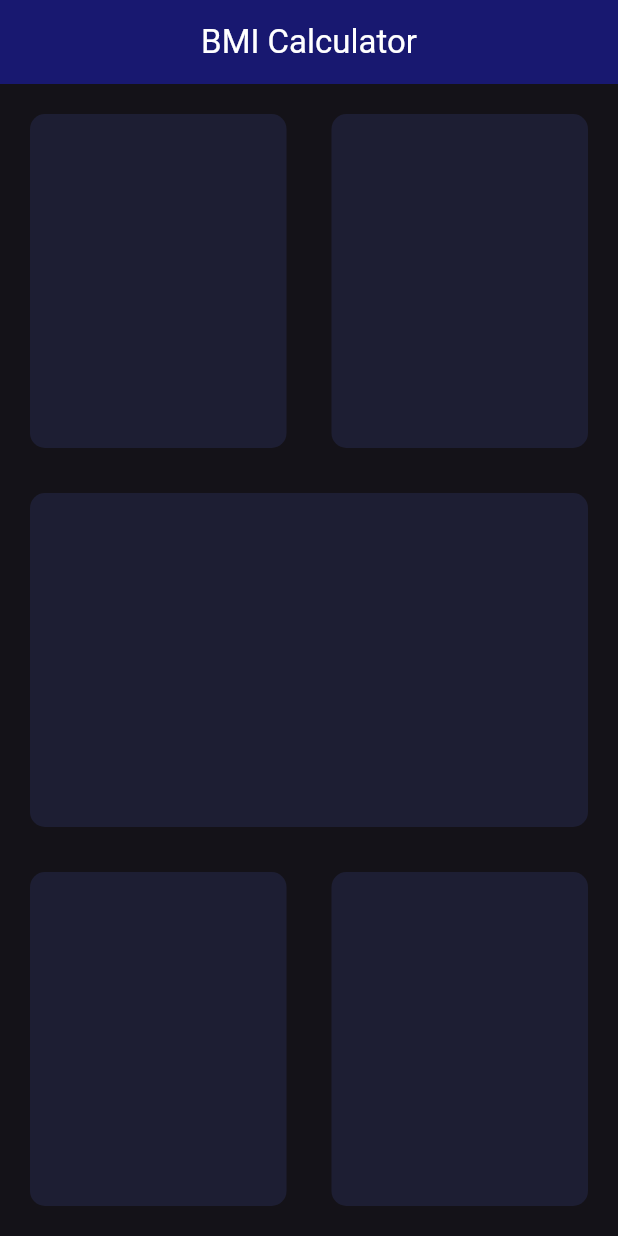
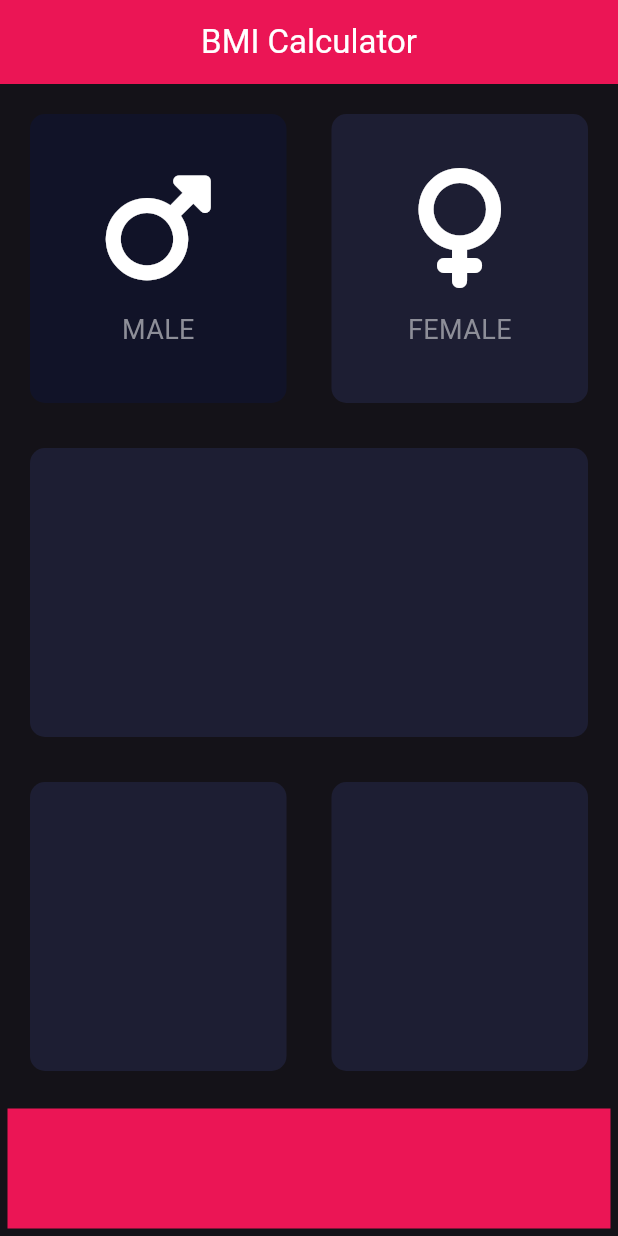
Before and after one commit to riaanjlagrange/bmi_calculater, a Flutter app: the screen it shows after launch, on a phone screen of 412 x 824 dp. Run offline on Flutter 3.47's test engine with Material 3 defaults, Android fonts, the phone set to English and light mode, and no system bars; our stand-ins replace font_awesome_flutter, google_fonts.

Commit message:
start adding functionality with a custom created gender picker widget

```diff
--- /dev/null
+++ b/lib/gender_picker.dart
@@ -0,0 +1,33 @@
+import 'package:flutter/material.dart';
+import 'package:font_awesome_flutter/font_awesome_flutter.dart';
+
+// Gender picker widget
+
+class GenderPicker extends StatelessWidget {
+  const GenderPicker({required this.gender, super.key});
+
+  final String gender;
+
+  FaIcon getGenderIcon() {
+    if (gender.toLowerCase() == "male") {
+      return FaIcon(FontAwesomeIcons.mars, size: 80);
+    }
+    return FaIcon(FontAwesomeIcons.venus, size: 80);
+  }
+
+  @override
+  Widget build(BuildContext context) {
+    return Column(
+      mainAxisAlignment: MainAxisAlignment.center,
+      crossAxisAlignment: CrossAxisAlignment.center,
+      children: <Widget>[
+        getGenderIcon(),
+        SizedBox(height: 15),
+        Text(
+          gender.toUpperCase(),
+          style: TextStyle(fontSize: 18, color: Color(0xFF8D8E98)),
+        ),
+      ],
+    );
+  }
+}
--- a/lib/input_page.dart
+++ b/lib/input_page.dart
@@ -1,4 +1,21 @@
 import 'package:flutter/material.dart';
+import 'shaded_container.dart';
+import 'gender_picker.dart';
+
+// Color constants
+
+const Color tileColor = Color(0xFF1D1E33);
+const Color bottomContainerColor = Color(0xFFEB1555);
+
+const double bottomContainerHeight = 80.0;
+
+// active / inactive card colors
+
+const activeCardColor = Color(0xFF111328);
+const inactiveCardColor = Color(0xFF1D1E33);
+
+enum Gender { male, female }
+// Input page
 
 class InputPage extends StatefulWidget {
   const InputPage({super.key});
@@ -7,25 +24,9 @@ class InputPage extends StatefulWidget {
   State<InputPage> createState() => _InputPageState();
 }
 
-class ShadedContainer extends StatelessWidget {
-  final Color color;
+class _InputPageState extends State<InputPage> {
+  Gender selectedGender = Gender.male;
 
-  const ShadedContainer({required this.color, super.key});
-
-  @override
-  Widget build(BuildContext context) {
-    return Container(
-      margin: EdgeInsets.all(15),
-      padding: EdgeInsets.all(5),
-      decoration: BoxDecoration(
-        color: color,
-        borderRadius: BorderRadius.circular(10),
-      ),
-    );
-  }
-}
-
-class _InputPageState extends State<InputPage> {
   @override
   Widget build(BuildContext context) {
     return Scaffold(
@@ -39,20 +40,54 @@ class _InputPageState extends State<InputPage> {
                 child: Row(
                   mainAxisSize: MainAxisSize.max,
                   children: <Widget>[
-                    Expanded(child: ShadedContainer(color: Color(0xFF1D1E33))),
-                    Expanded(child: ShadedContainer(color: Color(0xFF1D1E33))),
+                    Expanded(
+                      child: GestureDetector(
+                        onTap: () {
+                          setState(() {
+                            selectedGender = Gender.male;
+                          });
+                        },
+                        child: ShadedContainer(
+                          color: selectedGender == Gender.male
+                              ? activeCardColor
+                              : inactiveCardColor,
+                          cardChild: GenderPicker(gender: "male"),
+                        ),
+                      ),
+                    ),
+                    Expanded(
+                      child: GestureDetector(
+                        onTap: () {
+                          setState(() {
+                            selectedGender = Gender.female;
+                          });
+                        },
+                        child: ShadedContainer(
+                          color: selectedGender == Gender.female
+                              ? activeCardColor
+                              : inactiveCardColor,
+                          cardChild: GenderPicker(gender: "female"),
+                        ),
+                      ),
+                    ),
                   ],
                 ),
               ),
-              Expanded(child: ShadedContainer(color: Color(0xFF1D1E33))),
+              Expanded(child: ShadedContainer(color: tileColor)),
               Expanded(
                 child: Row(
                   mainAxisSize: MainAxisSize.max,
                   children: <Widget>[
-                    Expanded(child: ShadedContainer(color: Color(0xFF1D1E33))),
-                    Expanded(child: ShadedContainer(color: Color(0xFF1D1E33))),
+                    Expanded(child: ShadedContainer(color: tileColor)),
+                    Expanded(child: ShadedContainer(color: tileColor)),
                   ],
                 ),
+              ),
+              Container(
+                color: bottomContainerColor,
+                margin: EdgeInsets.only(top: 10.0),
+                width: double.infinity,
+                height: bottomContainerHeight,
               ),
             ],
           ),
--- a/lib/main.dart
+++ b/lib/main.dart
@@ -1,6 +1,8 @@
 import 'package:flutter/material.dart';
 import 'package:google_fonts/google_fonts.dart';
 import 'input_page.dart';
+
+const Color appBarColor = Color(0xFFEB1555);
 
 void main() {
   runApp(BMICalculator());
@@ -18,7 +20,7 @@ class BMICalculator extends StatelessWidget {
           primarySwatch: Colors.indigo,
           brightness: Brightness.dark,
         ),
-        appBarTheme: AppBarTheme(backgroundColor: Color(0xFF181870)),
+        appBarTheme: AppBarTheme(backgroundColor: appBarColor),
       ),
       home: InputPage(),
     );
--- /dev/null
+++ b/lib/shaded_container.dart
@@ -0,0 +1,23 @@
+import 'package:flutter/material.dart';
+
+// Shaded container widget
+
+class ShadedContainer extends StatelessWidget {
+  final Color color;
+  final Widget? cardChild;
+
+  const ShadedContainer({required this.color, this.cardChild, super.key});
+
+  @override
+  Widget build(BuildContext context) {
+    return Container(
+      margin: EdgeInsets.all(15),
+      padding: EdgeInsets.all(5),
+      decoration: BoxDecoration(
+        color: color,
+        borderRadius: BorderRadius.circular(10),
+      ),
+      child: cardChild,
+    );
+  }
+}
--- a/pubspec.yaml
+++ b/pubspec.yaml
@@ -35,6 +35,7 @@ dependencies:
   # Use with the CupertinoIcons class for iOS style icons.
   cupertino_icons: ^1.0.8
   google_fonts: ^6.2.1
+  font_awesome_flutter: ^10.8.0
 
 dev_dependencies:
   flutter_test:
```
Also changed, not shown: pubspec.lock.
